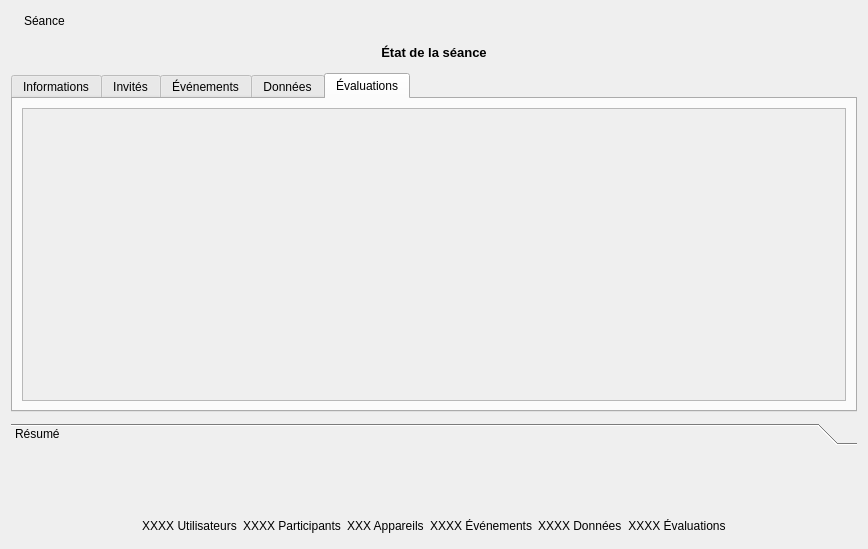
Old version of the form client/src/editors/SessionWidget.ui in the repository introlab/openteraplus.
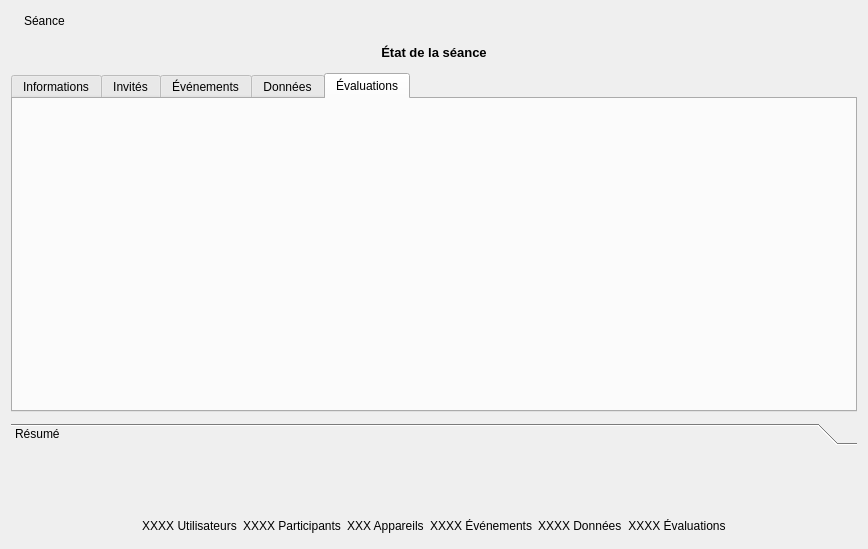
New version of the form. The open tabs and pages were chosen to show the change. Icons and pictures are not drawn. Custom widgets are drawn as their Qt base class.

Commit message: Refs #70. Added Tests display in session widget and in participant widget.

What changed in the file:
```diff
--- a/client/src/editors/SessionWidget.ui
+++ b/client/src/editors/SessionWidget.ui
@@ -419,21 +419,6 @@
       <attribute name="title">
        <string>Évaluations</string>
       </attribute>
-      <layout class="QVBoxLayout" name="verticalLayout_3">
-       <item>
-        <widget class="QListWidget" name="lstTests">
-         <property name="enabled">
-          <bool>false</bool>
-         </property>
-         <property name="iconSize">
-          <size>
-           <width>24</width>
-           <height>24</height>
-          </size>
-         </property>
-        </widget>
-       </item>
-      </layout>
      </widget>
     </widget>
    </item>
@@ -816,6 +801,12 @@
    <header>widgets/AssetsWidget.h</header>
    <container>1</container>
   </customwidget>
+  <customwidget>
+   <class>TestsWidget</class>
+   <extends>QWidget</extends>
+   <header>widgets/TestsWidget.h</header>
+   <container>1</container>
+  </customwidget>
  </customwidgets>
  <resources>
   <include location="../../resources/TeraClient.qrc"/>
```
Left out of the diff: 4 changed lines with no effect on the pictures. The commit also changes 19 other files.
